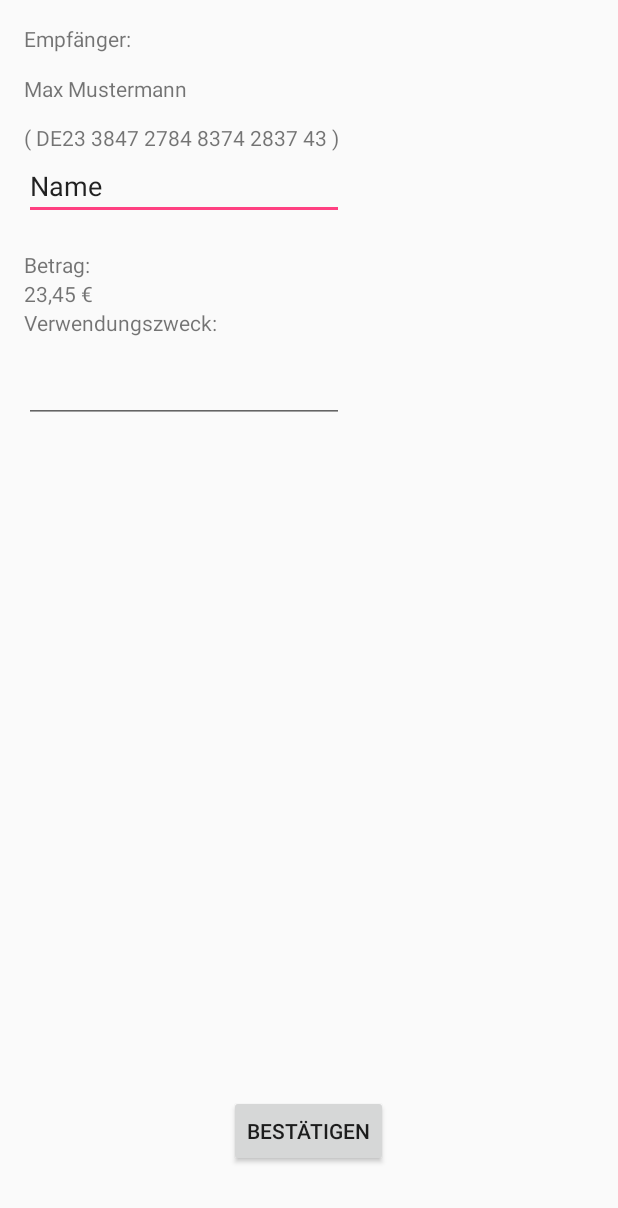
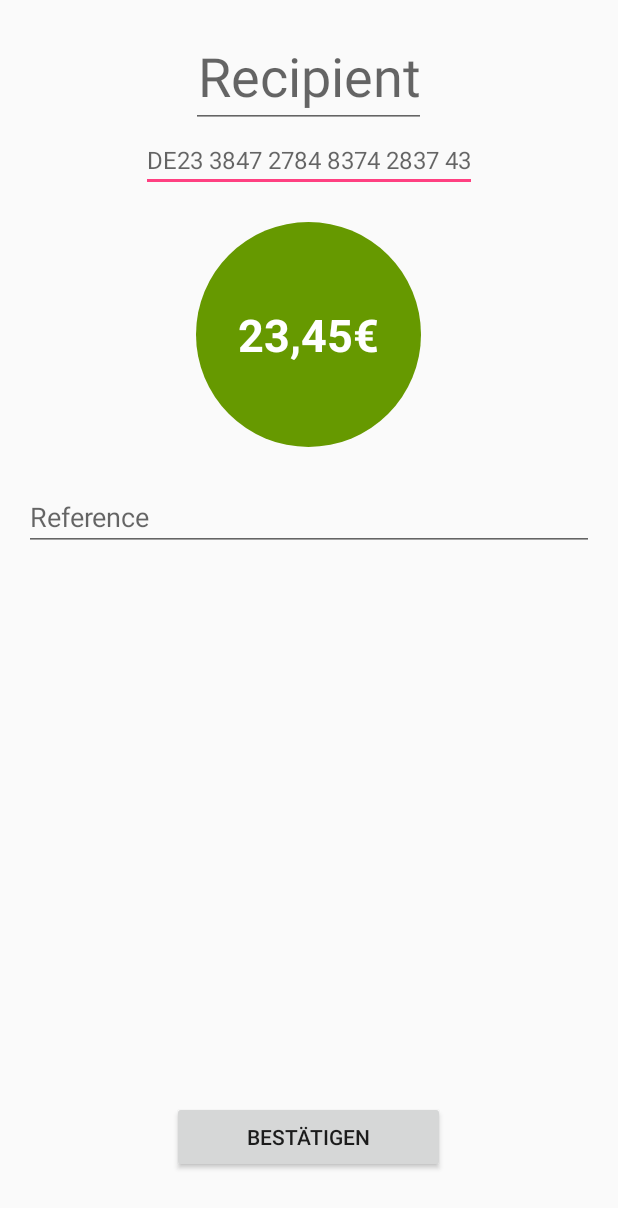
Before and after one commit to kolja-esders/pay-hero, an Android app: the layout content_validation.xml on its own in the app's theme, with its tools: preview values and no code run, on a phone screen of 412 x 824 dp. Shown: the top 1208 px of the screen. Run offline under Robolectric (Android 15) with nearby library versions, the phone set to English and light mode, and no system bars; network calls fail.

Commit message:
Validation overhauled

```diff
--- a/PayHero/app/src/main/java/edu/pietro/team/payhero/ValidationActivity.java
+++ b/PayHero/app/src/main/java/edu/pietro/team/payhero/ValidationActivity.java
@@ -6,8 +6,13 @@ import android.support.design.widget.FloatingActionButton;
 import android.support.design.widget.Snackbar;
 import android.support.v7.app.AppCompatActivity;
 import android.support.v7.widget.Toolbar;
+import android.util.Log;
 import android.view.View;
+import android.widget.Button;
+import android.widget.EditText;
 import android.widget.TextView;
+
+import edu.pietro.team.payhero.helper.PostHelper;
 
 public class ValidationActivity extends AppCompatActivity {
 
@@ -17,6 +22,21 @@ public class ValidationActivity extends AppCompatActivity {
         setContentView(R.layout.activity_validation);
         Toolbar toolbar = (Toolbar) findViewById(R.id.toolbar);
         setSupportActionBar(toolbar);
+        Button okay = (Button) findViewById(R.id.button);
+        okay.setOnClickListener(new View.OnClickListener() {
+            @Override
+            public void onClick(View view) {
+                String name = ((EditText)findViewById(R.id.nameEdit)).getText().toString();
+                String iban = ((TextView)findViewById(R.id.ibanEdit)).getText().toString();
+                String amount = ((TextView)findViewById(R.id.amountEdit)).getText().toString();
+                try {
+                    PostHelper.transfer("DE48201100223000060898", "XXX", "5.00");
+                } catch (Exception e) {
+                    Log.e("PAYMENT", "Payment failed :/", e);
+                }
+
+            }
+        });
     }
 
     @Override
@@ -27,21 +47,17 @@ public class ValidationActivity extends AppCompatActivity {
         boolean hasIban = intent.hasExtra("iban");
         boolean hasName = intent.hasExtra("name");
         if (hasIban && hasName) {
-            findViewById(R.id.ibanTextEdit).setVisibility(View.INVISIBLE);
-            ((TextView)findViewById(R.id.nameTextView)).setText(intent.getStringExtra("name"));
-            ((TextView)findViewById(R.id.ibanTextView)).setText("( " + intent.getStringExtra("iban") + " )");
+            ((EditText)findViewById(R.id.nameEdit)).setText(intent.getStringExtra("name"));
+            ((EditText)findViewById(R.id.ibanEdit)).setText(intent.getStringExtra("iban"));
         } else if (hasName) {
-            ((TextView)findViewById(R.id.nameTextView)).setText(intent.getStringExtra("name"));
-            findViewById(R.id.ibanTextEdit).setVisibility(View.INVISIBLE);
-            findViewById(R.id.ibanTextView).setVisibility(View.INVISIBLE);
+            ((TextView)findViewById(R.id.nameEdit)).setText(intent.getStringExtra("name"));
         } else /* hasIban == true !! */ {
-            ((TextView)findViewById(R.id.ibanTextView)).setText("( " + intent.getStringExtra("iban") + " )");
-            findViewById(R.id.ibanTextEdit).setVisibility(View.INVISIBLE);
-            findViewById(R.id.nameTextView).setVisibility(View.INVISIBLE);
+            ((TextView)findViewById(R.id.ibanEdit)).setText(intent.getStringExtra("iban"));
+            findViewById(R.id.ibanEdit).setVisibility(View.VISIBLE);
         }
 
         String amountStr = String.format("%1$.2f", intent.getDoubleExtra("amount", 0.0)).replace('.',',') + " €";
-        ((TextView)findViewById(R.id.amountTextView)).setText(amountStr);
+        ((TextView)findViewById(R.id.amountEdit)).setText(amountStr);
 
         if (intent.hasExtra("reason")) {
             ((TextView)findViewById(R.id.reasonTextEdit)).setText(intent.getStringExtra("reason"));
--- /dev/null
+++ b/PayHero/app/src/main/res/drawable/circle_green.xml
@@ -0,0 +1,10 @@
+<?xml version="1.0" encoding="utf-8"?>
+<shape xmlns:android="http://schemas.android.com/apk/res/android">
+    <solid android:color="#ff669900" />
+    <corners
+        android:topLeftRadius="10000dp"
+        android:topRightRadius="10000dp"
+        android:bottomLeftRadius="10000dp"
+        android:bottomRightRadius="10000dp"
+        />
+</shape>
--- a/PayHero/app/src/main/res/layout/content_validation.xml
+++ b/PayHero/app/src/main/res/layout/content_validation.xml
@@ -11,89 +11,68 @@
     android:paddingTop="@dimen/activity_vertical_margin"
     app:layout_behavior="@string/appbar_scrolling_view_behavior"
     tools:context="edu.pietro.team.payhero.ValidationActivity"
-    tools:showIn="@layout/activity_validation">
-
-    <TextView
-        android:text="Empfänger:"
-        android:layout_width="wrap_content"
-        android:layout_height="wrap_content"
-        android:layout_alignParentTop="true"
-        android:layout_alignParentStart="true"
-        android:id="@+id/textView6" />
-
-    <TextView
-        android:text="Max Mustermann"
-        android:layout_width="wrap_content"
-        android:layout_height="wrap_content"
-        android:layout_below="@+id/textView6"
-        android:layout_alignParentStart="true"
-        android:layout_marginTop="14dp"
-        android:id="@+id/nameTextView" />
-
-    <TextView
-        android:text="( DE23 3847 2784 8374 2837 43 )"
-        android:layout_width="wrap_content"
-        android:layout_height="wrap_content"
-        android:layout_below="@+id/nameTextView"
-        android:layout_alignParentStart="true"
-        android:layout_marginTop="13dp"
-        android:id="@+id/ibanTextView" />
-
-
-    <EditText
-        android:layout_width="wrap_content"
-        android:layout_height="wrap_content"
-        android:inputType="textPersonName"
-        android:text="Name"
-        android:ems="10"
-        android:layout_below="@+id/ibanTextView"
-        android:layout_alignParentStart="true"
-        android:id="@+id/ibanTextEdit" />
-
-    <TextView
-        android:text="Betrag:"
-        android:layout_width="wrap_content"
-        android:layout_height="wrap_content"
-        android:layout_marginTop="20dp"
-        android:id="@+id/textView9"
-        android:layout_below="@+id/ibanTextEdit"
-        android:layout_alignParentStart="true" />
-
-    <TextView
-        android:text="23,45 €"
-        android:layout_width="wrap_content"
-        android:layout_height="wrap_content"
-        android:layout_alignParentStart="true"
-        android:id="@+id/amountTextView"
-        android:layout_below="@+id/textView9"
-        android:layout_alignParentLeft="true" />
-
-    <TextView
-        android:text="Verwendungszweck:"
-        android:layout_width="wrap_content"
-        android:layout_height="wrap_content"
-        android:layout_alignParentStart="true"
-        android:id="@+id/textView11"
-        android:layout_below="@+id/amountTextView"
-        android:layout_alignParentLeft="true" />
+    tools:showIn="@layout/activity_validation"
+    android:gravity="center_horizontal">
 
     <Button
         android:text="Bestätigen"
         android:layout_width="wrap_content"
         android:layout_height="wrap_content"
+        android:layout_marginBottom="26dp"
+        android:id="@+id/button"
         android:layout_alignParentBottom="true"
         android:layout_centerHorizontal="true"
-        android:layout_marginBottom="30dp"
-        android:id="@+id/button" />
+        android:paddingLeft="50dp"
+        android:paddingRight="50dp" />
+
+    <EditText
+        android:text="DE23 3847 2784 8374 2837 43"
+        android:layout_width="wrap_content"
+        android:layout_height="wrap_content"
+        android:id="@+id/ibanEdit"
+        android:textColor="?android:attr/textColorSecondary"
+        android:gravity="center_vertical|center_horizontal"
+        android:layout_below="@+id/nameEdit"
+        android:layout_centerHorizontal="true"
+        android:textSize="16sp" />
+
+    <EditText
+        android:text="23,45€"
+        android:layout_width="wrap_content"
+        android:layout_height="wrap_content"
+        android:id="@+id/amountEdit"
+        android:gravity="center_vertical|center_horizontal"
+        android:textSize="30sp"
+        android:width="150dp"
+        android:height="150dp"
+        android:textStyle="normal|bold"
+        android:background="@drawable/circle_green"
+        android:textColor="@android:color/background_light"
+        android:layout_below="@+id/ibanEdit"
+        android:layout_centerHorizontal="true"
+        android:layout_marginTop="20dp" />
 
     <EditText
         android:layout_width="wrap_content"
         android:layout_height="wrap_content"
         android:inputType="textMultiLine"
         android:ems="10"
-        android:layout_below="@+id/textView11"
+        android:id="@+id/reasonTextEdit"
+        android:layout_below="@+id/amountEdit"
         android:layout_alignParentStart="true"
-        android:layout_marginTop="12dp"
-        android:id="@+id/reasonTextEdit" />
+        android:layout_marginTop="24dp"
+        android:layout_alignParentEnd="true"
+        android:hint="Reference" />
+
+    <EditText
+        android:layout_width="wrap_content"
+        android:layout_height="wrap_content"
+        android:id="@+id/nameEdit"
+        android:hint="Recipient"
+        android:gravity="center_vertical|center_horizontal"
+        android:textSize="36sp"
+        android:layout_alignParentTop="true"
+        android:layout_centerHorizontal="true"
+        android:inputType="textPersonName" />
 
 </RelativeLayout>
```
